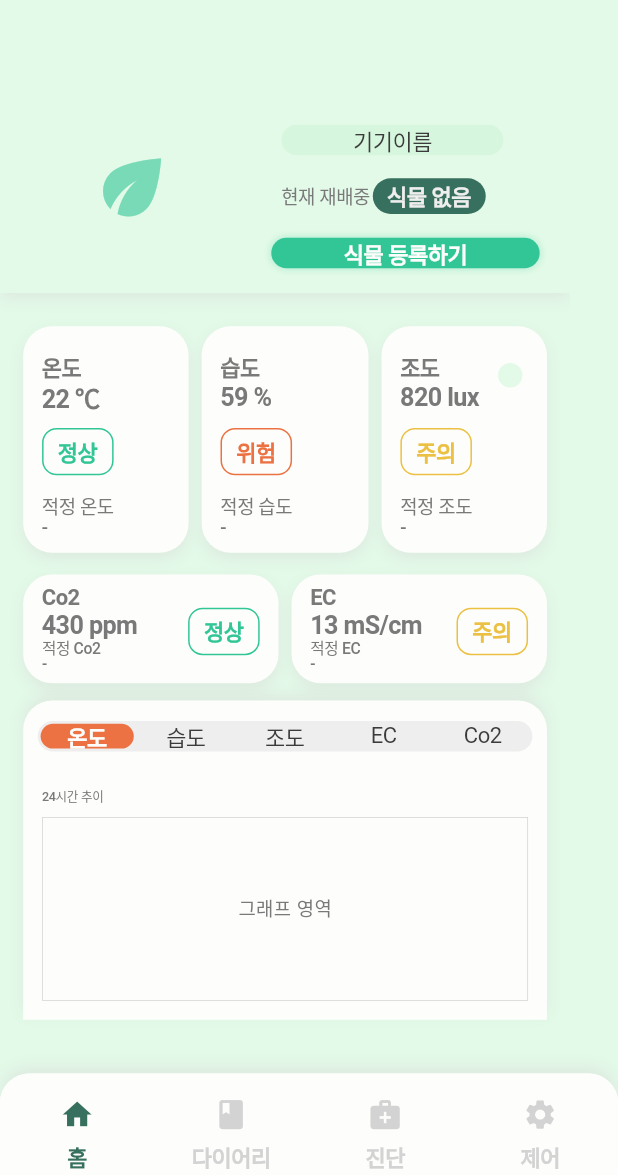
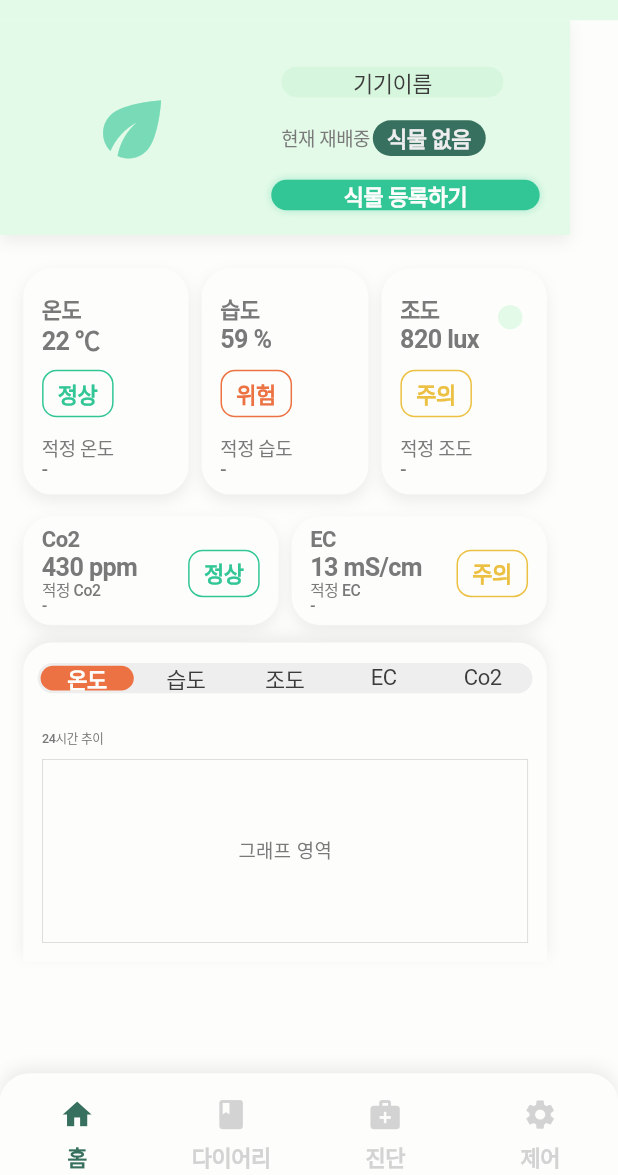
Before and after one commit to wasabi2342/MaumAI_Project, a Flutter app: the HomeScreen screen opened by its route, on a phone screen of 412 x 824 dp, the part 61-1236 px from its top. Run offline on Flutter 3.47's test engine with Material 3 defaults, Android fonts, the phone set to English and light mode, and no system bars; our stand-ins replace cached_network_image, flutter_svg, image_picker; accounts and stored records are empty; Roboto replaces fonts that are missing (Pretendard).

Commit message:
Update home_screen.dart

```diff
--- a/lib/presentation/home_screen/home_screen.dart
+++ b/lib/presentation/home_screen/home_screen.dart
@@ -10,9 +10,10 @@ import '../../widgets/custom_bottom_nav_bar.dart';
 
 /// HomeScreen - 스마트 팜 홈 화면
 ///
-/// 기능:
-/// 1. 로그인 직후 내 식물 정보가 없으면 서버에서 자동으로 불러옵니다. (검은 화면 방지)
-/// 2. 식물 상세 정보(온도, 습도 등)를 화면에 표시합니다.
+/// 수정 사항:
+/// - Scaffold 배경색을 흰색(appTheme.white_A700)으로 변경하여 하단 영역 배경을 흰색으로 설정
+/// - 상단 기기 정보 섹션은 초록색 컨테이너(Color(0xFFE3FAE8))를 유지하여 구분감 형성
+/// - UI 요소 위치(top 값) 재조정 (이전 요청 반영)
 class HomeScreen extends StatefulWidget {
   const HomeScreen({Key? key}) : super(key: key);
 
@@ -23,10 +24,10 @@ class HomeScreen extends StatefulWidget {
 class _HomeScreenState extends State<HomeScreen> {
   int _selectedTab = 0; // 0: 온도, 1: 습도, 2: 조도, 3: EC, 4: Co2
 
-  // 선택된 식물 정보 (서버에서 가져오거나 이전 화면에서 받음)
+  // 선택된 식물 정보
   PlantInfo? _selectedPlant;
 
-  // 데이터 로딩 상태 (초기값 true: 데이터를 확인하는 동안 로딩 표시)
+  // 데이터 로딩 상태
   bool _isLoading = true;
 
   // 각 탭의 색상 정의
@@ -41,7 +42,6 @@ class _HomeScreenState extends State<HomeScreen> {
   @override
   void initState() {
     super.initState();
-    // 화면 렌더링 직후 데이터 확인 및 로드 시작
     WidgetsBinding.instance.addPostFrameCallback((_) {
       _checkArgumentsAndFetchData();
     });
@@ -49,46 +49,34 @@ class _HomeScreenState extends State<HomeScreen> {
 
   /// 1. 초기 데이터 확인 및 로드 로직
   void _checkArgumentsAndFetchData() async {
-    // 이전 화면(식물 선택 등)에서 넘겨준 데이터가 있는지 확인
     final args = ModalRoute.of(context)?.settings.arguments;
 
     if (args is PlantInfo) {
-      // 넘겨받은 데이터가 있다면 그대로 사용 (회원가입 직후 등)
       setState(() {
         _selectedPlant = args;
         _isLoading = false;
       });
-      // 가이드 팝업 표시
       _showPlantGuideDialog();
     } else {
-      // 넘겨받은 데이터가 없다면(로그인 직후) API로 내 식물 정보 조회
       await _fetchMyPlantData();
     }
   }
 
-  /// 2. 내 식물 정보 API 조회 (로그인 시 실행됨)
+  /// 2. 내 식물 정보 API 조회
   Future<void> _fetchMyPlantData() async {
-    // 로그인이 안 된 상태면 로딩 종료
     if (ApiService.currentUserId == null) {
       setState(() => _isLoading = false);
       return;
     }
 
     try {
-      // (1) 내 식물 목록(UserPlant) 가져오기
-      // ApiService에 getUserPlants 메서드가 추가되어 있어야 합니다.
       final userPlants = await ApiService.getUserPlants(ApiService.currentUserId!);
 
       if (userPlants.isNotEmpty) {
-        // (2) 첫 번째 식물의 상세 정보(PlantInfo) 가져오기
-        // userPlants[0]은 Map 형태이므로, 여기서 plantId를 추출합니다.
         final firstUserPlant = userPlants[0];
-        final int plantId = firstUserPlant['plantId']; // API 응답 구조에 따라 키값('plantId') 확인 필요
+        final int plantId = firstUserPlant['plantId'];
 
-        // 식물 상세 정보 조회 API 호출
         final plantDetailJson = await ApiService.getPlantDetail(plantId);
-
-        // JSON 데이터를 PlantInfo 모델로 변환
         final plantInfo = PlantInfo.fromJson(plantDetailJson);
 
         setState(() {
@@ -96,22 +84,18 @@ class _HomeScreenState extends State<HomeScreen> {
           _isLoading = false;
         });
 
-        // 정보 로드가 완료되면 가이드 팝업 표시
         _showPlantGuideDialog();
       } else {
-        // 등록된 식물이 하나도 없는 경우
         setState(() => _isLoading = false);
       }
     } catch (e) {
       print('홈 화면 데이터 로드 실패: $e');
-      // 에러가 나더라도 로딩은 풀어주어 빈 화면이라도 보이게 함
       setState(() => _isLoading = false);
     }
   }
 
   /// 식물 가이드 팝업 표시
   void _showPlantGuideDialog() {
-    // 식물 정보가 없으면 팝업을 띄우지 않음
     if (_selectedPlant == null) return;
 
     showDialog(
@@ -121,14 +105,12 @@ class _HomeScreenState extends State<HomeScreen> {
       builder: (BuildContext context) {
         return Stack(
           children: [
-            // 블러 배경
             BackdropFilter(
               filter: ImageFilter.blur(sigmaX: 5, sigmaY: 5),
               child: Container(
                 color: Colors.black.withOpacity(0.2),
               ),
             ),
-            // 팝업 다이얼로그
             Center(
               child: _buildPlantGuidePopup(),
             ),
@@ -147,14 +129,13 @@ class _HomeScreenState extends State<HomeScreen> {
     final lightLevel = _selectedPlant?.lightLevelKorean ?? '-';
     final ecRange = _selectedPlant?.ecRange ?? '-';
 
-    // Co2 값 처리 (단위 추가)
     String co2Range = _selectedPlant?.co2Range ?? '-';
     if (co2Range != '-') {
       co2Range = '$co2Range ppm';
     }
 
     return Container(
-      width: 297.h, // .w 대신 .h 사용 (반응형 유틸리티에 따라 조정)
+      width: 297.h,
       height: 374.h,
       decoration: BoxDecoration(
         color: Color(0xFFFDFEFB),
@@ -169,7 +150,6 @@ class _HomeScreenState extends State<HomeScreen> {
       ),
       child: Stack(
         children: [
-          // 배경 장식
           Positioned(
             left: 297.h,
             top: 358.h,
@@ -195,8 +175,6 @@ class _HomeScreenState extends State<HomeScreen> {
               ),
             ),
           ),
-
-          // 닫기 버튼
           Positioned(
             right: 16.h,
             top: 16.h,
@@ -209,14 +187,11 @@ class _HomeScreenState extends State<HomeScreen> {
               ),
             ),
           ),
-
-          // 식물 정보 섹션
           Positioned(
             left: 27.h,
             top: 36.h,
             child: Row(
               children: [
-                // 식물 이미지
                 Container(
                   width: 90.h,
                   height: 90.h,
@@ -233,7 +208,6 @@ class _HomeScreenState extends State<HomeScreen> {
                   ),
                 ),
                 SizedBox(width: 11.h),
-                // 식물 정보 텍스트
                 Column(
                   crossAxisAlignment: CrossAxisAlignment.start,
                   children: [
@@ -271,8 +245,6 @@ class _HomeScreenState extends State<HomeScreen> {
               ],
             ),
           ),
-
-          // 적정 온도
           Positioned(
             left: 47.5.h,
             top: 152.h,
@@ -290,8 +262,6 @@ class _HomeScreenState extends State<HomeScreen> {
               value: tempRange,
             ),
           ),
-
-          // 적정 습도
           Positioned(
             left: 47.5.h,
             top: 196.h,
@@ -309,8 +279,6 @@ class _HomeScreenState extends State<HomeScreen> {
               value: humidityRange,
             ),
           ),
-
-          // 적정 조도
           Positioned(
             left: 47.5.h,
             top: 240.h,
@@ -328,8 +296,6 @@ class _HomeScreenState extends State<HomeScreen> {
               value: lightLevel,
             ),
           ),
-
-          // 적정 CO2
           Positioned(
             left: 47.5.h,
             top: 284.h,
@@ -348,8 +314,6 @@ class _HomeScreenState extends State<HomeScreen> {
               fontSize: 10.fSize,
             ),
           ),
-
-          // 적정 EC
           Positioned(
             left: 47.5.h,
             top: 327.h,
@@ -376,7 +340,6 @@ class _HomeScreenState extends State<HomeScreen> {
     );
   }
 
-  /// 가이드 행 위젯
   Widget _buildGuideRow({
     required Widget iconWidget,
     required String label,
@@ -425,27 +388,28 @@ class _HomeScreenState extends State<HomeScreen> {
   @override
   Widget build(BuildContext context) {
     return Scaffold(
-      backgroundColor: appTheme.green_50,
+      // 1. 배경색을 흰색으로 변경 (기존 appTheme.green_50 -> appTheme.white_A700)
+      backgroundColor: appTheme.white_A700,
       appBar: CustomTopAppBar(),
       body: SafeArea(
-        // 로딩 중일 때(API 호출 중)는 로딩 바를 띄워 검은 화면을 방지합니다.
+        top: false,
         child: _isLoading
             ? Center(child: CircularProgressIndicator(color: appTheme.teal_400))
             : SingleChildScrollView(
           child: Container(
-            width: 393.h, // Figma 사이즈 기준
-            height: 759.h,
+            width: 393.h,
+            height: 719.h, // 759 -> 719 (요소들을 위로 올려서 높이 조정)
             child: Stack(
               children: [
-                // 상단 기기 정보 섹션 배경
+                // 2. 상단 기기 정보 섹션 배경 (초록색 유지)
                 Positioned(
                   left: 0,
                   top: 0,
                   child: Container(
                     width: 393.h,
-                    height: 188.h,
+                    height: 148.h, // 188 -> 148
                     decoration: BoxDecoration(
-                      color: Color(0xFFE3FAE8),
+                      color: Color(0xFFE3FAE8), // 초록색 배경 유지
                       boxShadow: [
                         BoxShadow(
                           color: Color(0x66D3D3D3),
@@ -457,91 +421,33 @@ class _HomeScreenState extends State<HomeScreen> {
                   ),
                 ),
 
-                // 온도 카드 (데이터 바인딩)
+                // 왼쪽 식물 이미지 (top: 60 -> 20)
                 Positioned(
                   left: 16.h,
-                  top: 211.h,
-                  child: _buildSensorCard(
-                    width: 114.h,
-                    height: 156.h,
-                    label: '온도',
-                    value: '22 ℃', // 실제 센서값 연동 필요 시 수정
-                    status: '정상',
-                    statusColor: Color(0xFF32C697),
-                    optimalLabel: '적정 온도',
-                    optimalValue: _selectedPlant?.temperatureRange ?? '-',
+                  top: 20.h,
+                  child: Container(
+                    width: 150.h,
+                    height: 111.h,
+                    decoration: BoxDecoration(
+                      borderRadius: BorderRadius.circular(20.h),
+                    ),
+                    child: Center(
+                      child: Opacity(
+                        opacity: 0.60,
+                        child: Icon(
+                          Icons.eco,
+                          size: 60.h,
+                          color: appTheme.teal_400,
+                        ),
+                      ),
+                    ),
                   ),
                 ),
 
-                // 습도 카드 (데이터 바인딩)
-                Positioned(
-                  left: 139.h,
-                  top: 211.h,
-                  child: _buildSensorCard(
-                    width: 115.h,
-                    height: 156.h,
-                    label: '습도',
-                    value: '59 %', // 실제 센서값 연동 필요 시 수정
-                    status: '위험',
-                    statusColor: Color(0xFFEC7243),
-                    optimalLabel: '적정 습도',
-                    optimalValue: _selectedPlant?.humidityRange ?? '-',
-                  ),
-                ),
-
-                // 조도 카드 (데이터 바인딩)
-                Positioned(
-                  left: 263.h,
-                  top: 211.h,
-                  child: _buildSensorCard(
-                    width: 114.h,
-                    height: 156.h,
-                    label: '조도',
-                    value: '820 lux', // 실제 센서값 연동 필요 시 수정
-                    status: '주의',
-                    statusColor: Color(0xFFECC043),
-                    optimalLabel: '적정 조도',
-                    optimalValue: _selectedPlant?.lightLevelKorean ?? '-',
-                    hasIcon: true,
-                  ),
-                ),
-
-                // Co2 카드 (데이터 바인딩)
-                Positioned(
-                  left: 16.h,
-                  top: 382.h,
-                  child: _buildSmallSensorCard(
-                    width: 176.h,
-                    height: 75.h,
-                    label: 'Co2',
-                    value: '430 ppm', // 실제 센서값 연동 필요 시 수정
-                    status: '정상',
-                    statusColor: Color(0xFF32C697),
-                    optimalLabel: '적정 Co2',
-                    optimalValue: _selectedPlant?.co2Range ?? '-',
-                  ),
-                ),
-
-                // EC 카드 (데이터 바인딩)
-                Positioned(
-                  left: 201.h,
-                  top: 382.h,
-                  child: _buildSmallSensorCard(
-                    width: 176.h,
-                    height: 75.h,
-                    label: 'EC',
-                    value: '13 mS/cm', // 실제 센서값 연동 필요 시 수정
-                    status: '주의',
-                    statusColor: Color(0xFFECC043),
-                    optimalLabel: '적정 EC',
-                    optimalValue: _selectedPlant?.ecRange ?? '-',
-                  ),
-                ),
-
-                // 기기 정보 (오른쪽 상단)
+                // 기기 정보 (top: 60 -> 20)
                 Positioned(
                   left: 182.h,
-                  top: 60.h,
+                  top: 20.h,
                   child: Container(
                     width: 195.h,
                     height: 82.h,
@@ -574,7 +480,7 @@ class _HomeScreenState extends State<HomeScreen> {
                             ),
                           ),
                         ),
-                        // 식물명 태그 (동적 데이터)
+                        // 식물명 태그
                         Positioned(
                           left: 75.h,
                           top: 49.h,
@@ -621,10 +527,10 @@ class _HomeScreenState extends State<HomeScreen> {
                   ),
                 ),
 
-                // 식물 변경 버튼
+                // 식물 변경 버튼 (top: 150 -> 110)
                 Positioned(
                   left: 187.h,
-                  top: 150.h,
+                  top: 110.h,
                   child: InkWell(
                     onTap: () {
                       Navigator.pushNamed(
@@ -662,33 +568,91 @@ class _HomeScreenState extends State<HomeScreen> {
                   ),
                 ),
 
-                // 왼쪽 식물 이미지
+                // 온도 카드 (top: 211 -> 171)
                 Positioned(
                   left: 16.h,
-                  top: 60.h,
-                  child: Container(
-                    width: 150.h,
-                    height: 111.h,
-                    decoration: BoxDecoration(
-                      borderRadius: BorderRadius.circular(20.h),
-                    ),
-                    child: Center(
-                      child: Opacity(
-                        opacity: 0.60,
-                        child: Icon(
-                          Icons.eco,
-                          size: 60.h,
-                          color: appTheme.teal_400,
-                        ),
-                      ),
-                    ),
+                  top: 171.h,
+                  child: _buildSensorCard(
+                    width: 114.h,
+                    height: 156.h,
+                    label: '온도',
+                    value: '22 ℃',
+                    status: '정상',
+                    statusColor: Color(0xFF32C697),
+                    optimalLabel: '적정 온도',
+                    optimalValue: _selectedPlant?.temperatureRange ?? '-',
                   ),
                 ),
 
-                // 24시간 추이 그래프 섹션
+                // 습도 카드 (top: 211 -> 171)
+                Positioned(
+                  left: 139.h,
+                  top: 171.h,
+                  child: _buildSensorCard(
+                    width: 115.h,
+                    height: 156.h,
+                    label: '습도',
+                    value: '59 %',
+                    status: '위험',
+                    statusColor: Color(0xFFEC7243),
+                    optimalLabel: '적정 습도',
+                    optimalValue: _selectedPlant?.humidityRange ?? '-',
+                  ),
+                ),
+
+                // 조도 카드 (top: 211 -> 171)
+                Positioned(
+                  left: 263.h,
+                  top: 171.h,
+                  child: _buildSensorCard(
+                    width: 114.h,
+                    height: 156.h,
+                    label: '조도',
+                    value: '820 lux',
+                    status: '주의',
+                    statusColor: Color(0xFFECC043),
+                    optimalLabel: '적정 조도',
+                    optimalValue: _selectedPlant?.lightLevelKorean ?? '-',
+                    hasIcon: true,
+                  ),
+                ),
+
+                // Co2 카드 (top: 382 -> 342)
                 Positioned(
                   left: 16.h,
-                  top: 469.h,
+                  top: 342.h,
+                  child: _buildSmallSensorCard(
+                    width: 176.h,
+                    height: 75.h,
+                    label: 'Co2',
+                    value: '430 ppm',
+                    status: '정상',
+                    statusColor: Color(0xFF32C697),
+                    optimalLabel: '적정 Co2',
+                    optimalValue: _selectedPlant?.co2Range ?? '-',
+                  ),
+                ),
+
+                // EC 카드 (top: 382 -> 342)
+                Positioned(
+                  left: 201.h,
+                  top: 342.h,
+                  child: _buildSmallSensorCard(
+                    width: 176.h,
+                    height: 75.h,
+                    label: 'EC',
+                    value: '13 mS/cm',
+                    status: '주의',
+                    statusColor: Color(0xFFECC043),
+                    optimalLabel: '적정 EC',
+                    optimalValue: _selectedPlant?.ecRange ?? '-',
+                  ),
+                ),
+
+                // 24시간 추이 그래프 섹션 (top: 469 -> 429)
+                Positioned(
+                  left: 16.h,
+                  top: 429.h,
                   child: Container(
                     width: 361.h,
                     height: 220.h,
@@ -727,7 +691,7 @@ class _HomeScreenState extends State<HomeScreen> {
                             ],
                           ),
                         ),
-                        // 그래프 영역 (API 연결 전 더미)
+                        // 그래프 영역
                         Expanded(
                           child: Padding(
                             padding: EdgeInsets.only(
@@ -791,7 +755,6 @@ class _HomeScreenState extends State<HomeScreen> {
     );
   }
 
-  /// 탭 버튼
   Widget _buildTabButton(String label, int index) {
     bool isSelected = _selectedTab == index;
 
@@ -827,7 +790,6 @@ class _HomeScreenState extends State<HomeScreen> {
     );
   }
 
-  /// 큰 센서 카드 (온도, 습도, 조도)
   Widget _buildSensorCard({
     required double width,
     required double height,
@@ -855,7 +817,6 @@ class _HomeScreenState extends State<HomeScreen> {
       ),
       child: Stack(
         children: [
-          // 센서 값
           Positioned(
             left: 13.h,
             top: 20.h,
@@ -889,7 +850,6 @@ class _HomeScreenState extends State<HomeScreen> {
               ],
             ),
           ),
-          // 조도 아이콘 (조도 카드만)
           if (hasIcon)
             Positioned(
               right: 13.h,
@@ -915,7 +875,6 @@ class _HomeScreenState extends State<HomeScreen> {
                 ),
               ),
             ),
-          // 상태 배지
           Positioned(
             left: 13.h,
             top: 70.h,
@@ -939,7 +898,6 @@ class _HomeScreenState extends State<HomeScreen> {
               ),
             ),
           ),
-          // 적정 범위
           Positioned(
             left: 13.h,
             bottom: 11.h,
@@ -977,7 +935,6 @@ class _HomeScreenState extends State<HomeScreen> {
     );
   }
 
-  /// 작은 센서 카드 (Co2, EC)
   Widget _buildSmallSensorCard({
     required double width,
     required double height,
@@ -1004,7 +961,6 @@ class _HomeScreenState extends State<HomeScreen> {
       ),
       child: Stack(
         children: [
-          // 센서 값
           Positioned(
             left: 13.h,
             top: 9.h,
@@ -1037,7 +993,6 @@ class _HomeScreenState extends State<HomeScreen> {
               ],
             ),
           ),
-          // 상태 배지 (오른쪽)
           Positioned(
             right: 13.h,
             top: 23.h,
@@ -1061,7 +1016,6 @@ class _HomeScreenState extends State<HomeScreen> {
               ),
             ),
           ),
-          // 적정 범위
           Positioned(
             left: 13.h,
             bottom: 9.h,
```
